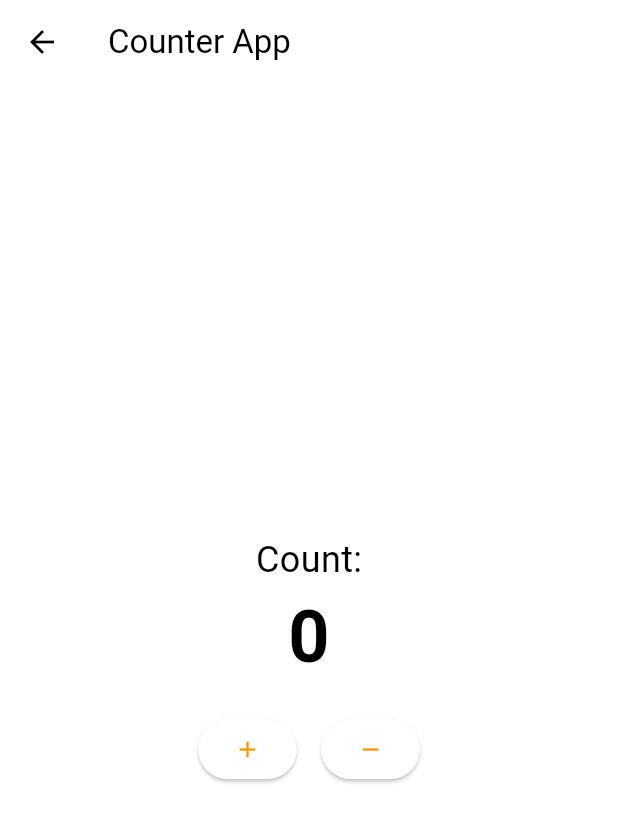
After one commit to RajTechnologiesPvtLtd/flutter-moonlight, a Flutter app: the ExampleMVCView screen opened by its route, after a tap on "Counter MVC", on a phone screen of 412 x 824 dp. The commit adds this screen. Shown: the top 822 px of the screen. Run offline on Flutter 3.47's test engine with Material 2 defaults, Android fonts, the light colour scheme and no system bars; our stand-ins replace connectivity_plus, dio, firebase_remote_config, flutter_local_notifications, google_mobile_ads, share_plus and 3 more; accounts and stored records are empty; network calls fail.

Commit message:
add counter app in mvc example

```diff
--- a/lib/config/app_routes.dart
+++ b/lib/config/app_routes.dart
@@ -18,6 +18,8 @@ class App extends RouteManager {
   static const String example = '${App.name}/examples';
   static const String setting = '${App.name}/setting';
   //MVC
+  static const String exampleMVC = "/example-mvc";
+  static const String exampleCounterMVC = "/counter-mvc";
   static const String loadMoreMVC = '${App.name}/load-more-mvc';
   // Auth system
   static const String loginAuth = '${App.name}/login';
@@ -45,8 +47,10 @@ class App extends RouteManager {
     addRoute(App.loadMoreWithCache, (context) => const LoadMoreWithCacheView());
     addRoute(App.sqlCrud, (context) => const SqlCRUDView());
     addRoute(App.localNotification, (context) => const LocalNotificationView());
-    addRoute(App.example, (context) => const ExampleController());
+    addRoute(App.example, (context) => const ExampleView());
     //MVC
+    addRoute(App.exampleMVC, (context) => const ExampleMVCView());
+    addRoute(App.exampleCounterMVC, (context) => const CounterView());
     addRoute(App.loadMoreMVC, (context) => const LoadMoreViewMVC());
     // Auth System
     addRoute(App.loginAuth, (context) => const LoginView());
@@ -74,7 +78,7 @@ class App extends RouteManager {
     addRoute(
         App.exampleAutocomplete,
         (context) => DropdownWithSearch(
-              options: [
+              options: const [
                 'Apple',
                 'Banana',
                 'Cherry',
--- a/lib/controllers/controllers.dart
+++ b/lib/controllers/controllers.dart
@@ -1,2 +1,3 @@
-export 'example_controller.dart';
+// MVC
+export 'counter_controller.dart';
 export 'LoadMoreControllerMVC.dart';
--- /dev/null
+++ b/lib/controllers/counter_controller.dart
@@ -0,0 +1,15 @@
+import '../models/counter_model.dart';
+
+class CounterController {
+  CounterModel model = CounterModel();
+
+  int get count => model.count;
+
+  void increment() {
+    model.increment();
+  }
+
+  void decrement() {
+    model.decrement();
+  }
+}
--- /dev/null
+++ b/lib/models/counter_model.dart
@@ -0,0 +1,13 @@
+class CounterModel {
+  int _count = 0;
+
+  int get count => _count;
+
+  void increment() {
+    _count++;
+  }
+
+  void decrement() {
+    _count--;
+  }
+}
--- a/lib/models/models.dart
+++ b/lib/models/models.dart
@@ -1,3 +1,5 @@
+// MVC
+export 'counter_model.dart';
 export 'LoadMoreModelMVC.dart';
 // Auth System
 export 'auth/login_request_model.dart';
--- a/lib/views/LoadMoreViewMVC.dart
+++ b/lib/views/example_mvc/LoadMoreViewMVC.dart
@@ -1,6 +1,6 @@
 import 'package:flutter/material.dart';
-import '../controllers/controllers.dart';
-import '../widgets/widgets.dart';
+import '../../controllers/controllers.dart';
+import '../../widgets/widgets.dart';
 
 class LoadMoreViewMVC extends StatefulWidget {
   const LoadMoreViewMVC({Key? key}) : super(key: key);
--- /dev/null
+++ b/lib/views/example_mvc/counter_view.dart
@@ -0,0 +1,58 @@
+import 'package:flutter/material.dart';
+
+import '../../controllers/counter_controller.dart';
+
+class CounterView extends StatefulWidget {
+  const CounterView({super.key});
+
+  @override
+  State<CounterView> createState() => _CounterViewState();
+}
+
+class _CounterViewState extends State<CounterView> {
+  final CounterController _controller = CounterController();
+
+  @override
+  Widget build(BuildContext context) {
+    return Scaffold(
+      appBar: AppBar(title: const Text('Counter App')),
+      body: Center(
+        child: Column(
+          mainAxisAlignment: MainAxisAlignment.center,
+          children: [
+            const Text(
+              'Count:',
+              style: TextStyle(fontSize: 24.0),
+            ),
+            Text(
+              '${_controller.count}',
+              style:
+                  const TextStyle(fontSize: 48.0, fontWeight: FontWeight.bold),
+            ),
+            const SizedBox(height: 16.0),
+            Row(
+              mainAxisAlignment: MainAxisAlignment.center,
+              children: [
+                ElevatedButton(
+                  onPressed: () {
+                    _controller.increment();
+                    setState(() {});
+                  },
+                  child: const Icon(Icons.add),
+                ),
+                const SizedBox(width: 16.0),
+                ElevatedButton(
+                  onPressed: () {
+                    _controller.decrement();
+                    setState(() {});
+                  },
+                  child: const Icon(Icons.remove),
+                ),
+              ],
+            ),
+          ],
+        ),
+      ),
+    );
+  }
+}
--- /dev/null
+++ b/lib/views/example_mvc_view.dart
@@ -0,0 +1,31 @@
+import 'package:flutter/material.dart';
+import '../config/config.dart';
+import '../core/classes/classes.dart';
+import '../widgets/widgets.dart';
+
+class ExampleMVCView extends StatelessWidget {
+  const ExampleMVCView({Key? key}) : super(key: key);
+
+  @override
+  Widget build(BuildContext context) {
+    return Scaffold(
+      drawer: const MoonLightDrawer("Home"),
+      appBar: const Navbar(title: "Examples"),
+      bottomNavigationBar: const BannerAdWidget(),
+      body: Center(
+        child: ListView(
+          children: [
+            ListTile(
+              title: const Center(child: Text("Counter MVC")),
+              onTap: () => Nav.toNamed(context, App.exampleCounterMVC),
+            ),
+            ListTile(
+              title: const Center(child: Text("load More MVC")),
+              onTap: () => Nav.toNamed(context, App.loadMoreMVC),
+            ),
+          ],
+        ),
+      ),
+    );
+  }
+}
--- a/lib/views/example_view.dart
+++ b/lib/views/example_view.dart
@@ -11,7 +11,7 @@ class ExampleView extends StatelessWidget {
     return Scaffold(
       drawer: const MoonLightDrawer("Home"),
       appBar: const Navbar(title: "Examples"),
-      bottomNavigationBar: BannerAdWidget(),
+      bottomNavigationBar: const BannerAdWidget(),
       body: Center(
         child: ListView(
           children: [
--- a/lib/views/home_view.dart
+++ b/lib/views/home_view.dart
@@ -57,8 +57,8 @@ class HomeView extends StatelessWidget {
             mainAxisAlignment: MainAxisAlignment.center,
             children: [
               ElevatedButton(
-                  onPressed: () => Nav.toNamed(context, App.loadMoreMVC),
-                  child: const Text("load More MVC")),
+                  onPressed: () => Nav.toNamed(context, App.exampleMVC),
+                  child: const Text("Example MVC")),
             ],
           )
         ],
--- a/lib/views/load_more_with_cache_view.dart
+++ b/lib/views/load_more_with_cache_view.dart
@@ -84,7 +84,7 @@ class _LoadMoreWithCacheViewState extends State<LoadMoreWithCacheView> {
     return Scaffold(
       drawer: const MoonLightDrawer("Load More With Cache"),
       appBar: const Navbar(title: "Load More With Cache"),
-      bottomNavigationBar: BannerAdWidget(),
+      bottomNavigationBar: const BannerAdWidget(),
       body: _isFirstLoadRunning
           ? fullScreenLoader()
           : (_records.isEmpty)
--- a/lib/views/local_notification_view.dart
+++ b/lib/views/local_notification_view.dart
@@ -24,7 +24,7 @@ class _LocalNotificationViewState extends State<LocalNotificationView> {
     return Scaffold(
       drawer: const MoonLightDrawer("Local Notification"),
       appBar: const Navbar(title: "Local Notification"),
-      bottomNavigationBar: BannerAdWidget(),
+      bottomNavigationBar: const BannerAdWidget(),
       body: Center(
         child: Column(
           mainAxisAlignment: MainAxisAlignment.center,
--- a/lib/views/sql_crud_view.dart
+++ b/lib/views/sql_crud_view.dart
@@ -5,7 +5,7 @@ import '../widgets/widgets.dart';
 class SqlCRUDView extends StatefulWidget {
   const SqlCRUDView({Key? key}) : super(key: key);
   @override
-  _SqlCRUDViewState createState() => _SqlCRUDViewState();
+  State<SqlCRUDView> createState() => _SqlCRUDViewState();
 }
 
 class _SqlCRUDViewState extends State<SqlCRUDView> {
--- a/lib/views/views.dart
+++ b/lib/views/views.dart
@@ -6,7 +6,9 @@ export 'sql_crud_view.dart';
 export 'example_view.dart';
 export 'local_notification_view.dart';
 // MVC
-export 'LoadMoreViewMVC.dart';
+export 'example_mvc_view.dart';
+export 'example_mvc/counter_view.dart';
+export 'example_mvc/LoadMoreViewMVC.dart';
 // Auth System
 export 'auth/login_view.dart';
 // Example
--- a/lib/widgets/drawer.dart
+++ b/lib/widgets/drawer.dart
@@ -39,6 +39,11 @@ class MoonLightDrawer extends StatelessWidget {
         onTap: () => Nav.toNamed(context, App.example),
       ),
       DrawerTile(
+        title: "MVC Examples",
+        icon: Icons.list,
+        onTap: () => Nav.toNamed(context, App.exampleMVC),
+      ),
+      DrawerTile(
         title: "Load More",
         icon: Icons.list,
         onTap: () => Nav.toNamed(context, App.loadMore),
@@ -50,7 +55,7 @@ class MoonLightDrawer extends StatelessWidget {
       ),
       DrawerTile(
         title: "SQL Crud",
-        icon: Icons.list,
+        icon: Icons.account_tree,
         onTap: () => Nav.toNamed(context, App.sqlCrud),
       ),
       DrawerTile(
```
Also changed, not shown: lib/controllers/example_controller.dart (deleted, +0 -11 lines), 1 other file.
